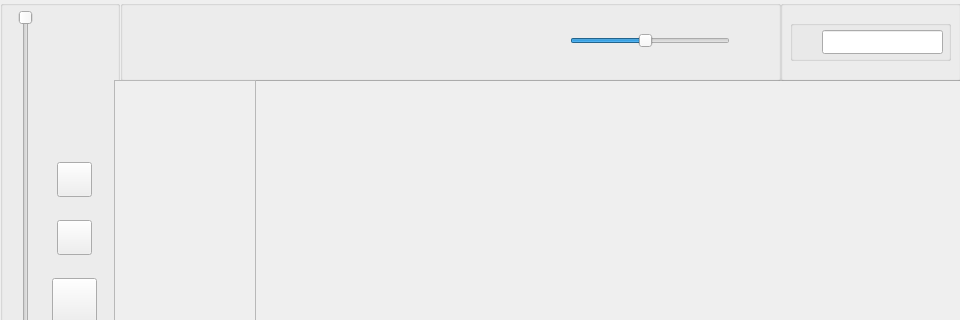
Old version of the form layout/mainwindow.ui in the repository MCMi460/razor; both pictures show x 0 to 960 and y 0 to 320 of the 960 by 600 pixel window.
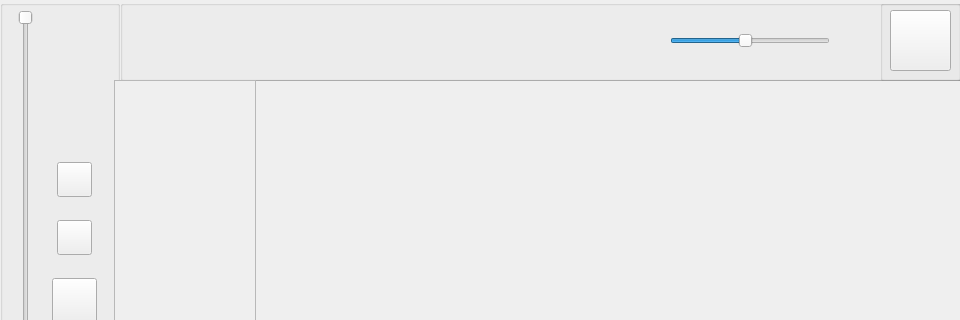
New version of the form.

Commit message:
Add Search Button!
Yay! Next commit will be hell!

```diff
--- a/layout/mainwindow.ui
+++ b/layout/mainwindow.ui
@@ -149,7 +149,7 @@
     <rect>
      <x>120</x>
      <y>0</y>
-     <width>661</width>
+     <width>841</width>
      <height>81</height>
     </rect>
    </property>
@@ -203,7 +203,7 @@
    <widget class="QSlider" name="volumeSlider">
     <property name="geometry">
      <rect>
-      <x>450</x>
+      <x>550</x>
       <y>30</y>
       <width>160</width>
       <height>21</height>
@@ -228,7 +228,7 @@
    <widget class="QLabel" name="volumeMax">
     <property name="geometry">
      <rect>
-      <x>620</x>
+      <x>720</x>
       <y>30</y>
       <width>20</width>
       <height>20</height>
@@ -241,7 +241,7 @@
    <widget class="QLabel" name="volumeMin">
     <property name="geometry">
      <rect>
-      <x>420</x>
+      <x>520</x>
       <y>30</y>
       <width>20</width>
       <height>20</height>
@@ -255,50 +255,27 @@
   <widget class="QGroupBox" name="searchSection">
    <property name="geometry">
     <rect>
-     <x>780</x>
+     <x>880</x>
      <y>0</y>
-     <width>181</width>
+     <width>81</width>
      <height>81</height>
     </rect>
    </property>
    <property name="title">
     <string/>
    </property>
-   <widget class="QGroupBox" name="searchBox">
+   <widget class="QPushButton" name="searchButton">
     <property name="geometry">
      <rect>
       <x>10</x>
-      <y>20</y>
-      <width>161</width>
-      <height>41</height>
+      <y>10</y>
+      <width>61</width>
+      <height>61</height>
      </rect>
     </property>
-    <property name="title">
+    <property name="text">
      <string/>
     </property>
-    <widget class="QLabel" name="searchIcon">
-     <property name="geometry">
-      <rect>
-       <x>10</x>
-       <y>13</y>
-       <width>16</width>
-       <height>16</height>
-      </rect>
-     </property>
-     <property name="text">
-      <string/>
-     </property>
-    </widget>
-    <widget class="QLineEdit" name="searchInput">
-     <property name="geometry">
-      <rect>
-       <x>32</x>
-       <y>10</y>
-       <width>121</width>
-       <height>24</height>
-      </rect>
-     </property>
-    </widget>
    </widget>
   </widget>
   <widget class="QScrollArea" name="musicArea">
```
The commit also changes 4 other files.
